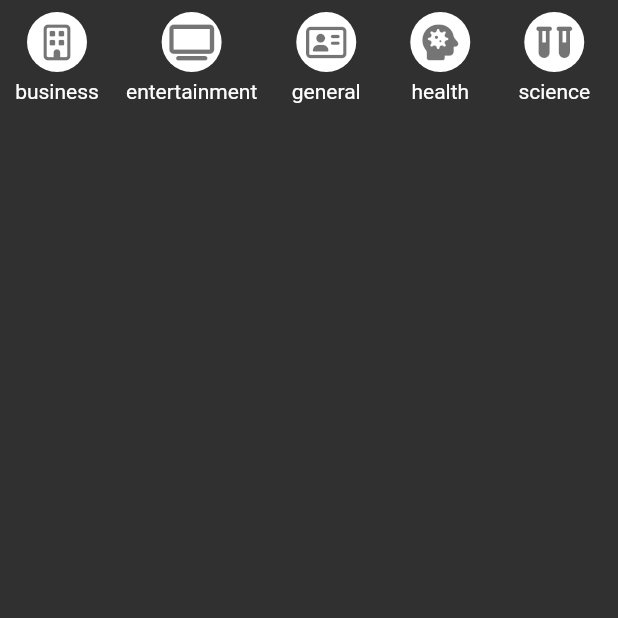
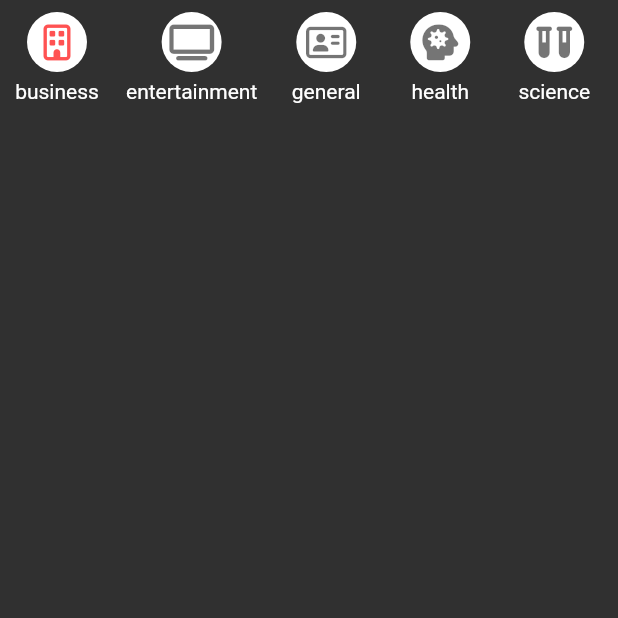
Before and after one commit to MarcosCM2000/news_provider_app, a Flutter app: the screen it shows after launch, swiped to page 2, on a phone screen of 412 x 824 dp, the top half of it. Run offline on Flutter 3.47's test engine with Material 2 defaults, Android fonts, the phone set to English and light mode, and no system bars; our stand-ins replace font_awesome_flutter; network calls fail.

Commit message:
cambiar color segun categoria seleccionada

```diff
--- a/lib/pages/tab2_page.dart
+++ b/lib/pages/tab2_page.dart
@@ -67,7 +67,9 @@ class _CategoryButton extends StatelessWidget {
             const BoxDecoration(shape: BoxShape.circle, color: Colors.white),
         child: Icon(
           category.icon,
-          color: Colors.black54,
+          color: category.name == newsService.selectedCategory
+              ? Colors.redAccent
+              : Colors.black54,
         ),
       ),
     );
```
